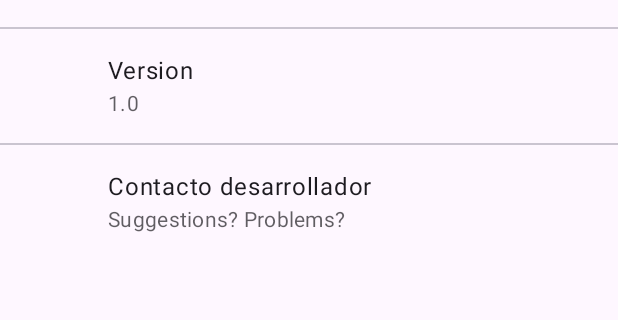
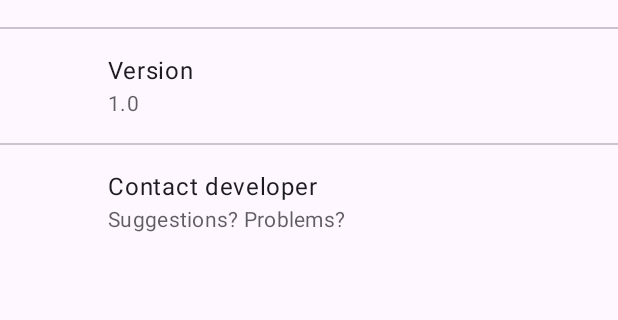
Before and after one commit to figonzal1/AAID, an Android app built with Jetpack Compose: the SettingsView screen opened through its navigation route, on a phone screen of 412 x 824 dp, the part 189-509 px from its top. Run offline under Robolectric (Android 15) with nearby library versions, the phone set to English and light mode, and no system bars; our stand-ins replace AdMob; 3 statements that could not run were skipped.

Commit message:
Mejoramiento de strings.xml
Signed-off-by: figonzal1 <felipe.gonzalezalarcon94@gmail.com>

```diff
--- a/app/src/main/res/values/strings.xml
+++ b/app/src/main/res/values/strings.xml
@@ -14,10 +14,11 @@
     <string name="about_preference_title">About</string>
     <string name="about_app_description">AAID app, get your advertising ID easily</string>
     <string name="version">Version</string>
-    <string name="contact_developer">Contacto desarrollador</string>
+    <string name="contact_developer">Contact developer</string>
     <string name="suggestions_problems">Suggestions? Problems?</string>
-    <string name="mail_to_felipe">felipe.gonzalezalarcon94@gmail.com</string>
+    <string name="mail_to_felipe" translatable="false">felipe.gonzalezalarcon94@gmail.com</string>
     <string name="email_subject">AAID developer contact</string>
     <string name="email_chooser_title">Send email with:</string>
     <string name="email_intent_fail">You don\'t have any email app to contact us</string>
+    <string name="cd_about">About section</string>
 </resources>
```
Also changed, not shown: 16 other files.
